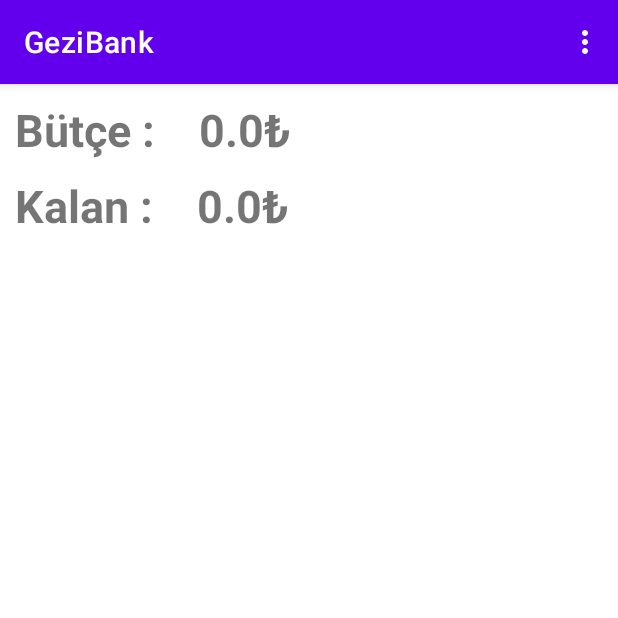
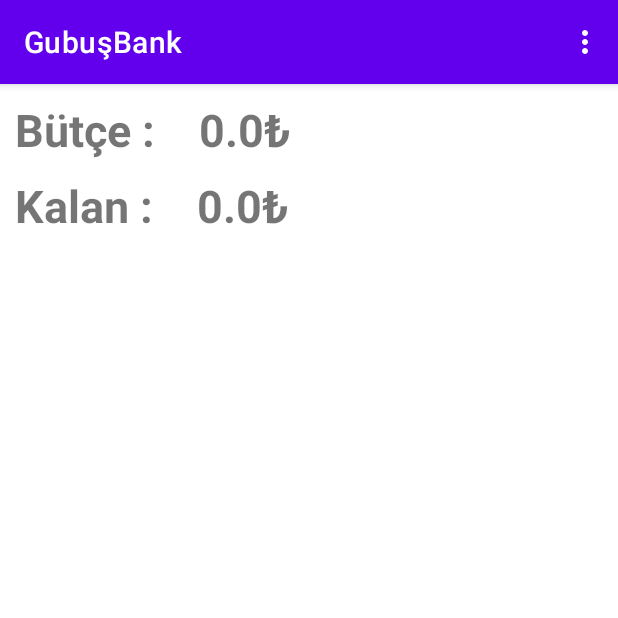
Before and after one commit to ademkocamaz/gezibank, an Android app: the screen it shows after launch (MainActivity), on a phone screen of 412 x 824 dp, the top half of it. Run offline under Robolectric (Android 15) with nearby library versions, the phone set to English and light mode, and no system bars; our stand-ins replace AdMob, Room's generated code.

```diff
--- a/app/src/main/AndroidManifest.xml
+++ b/app/src/main/AndroidManifest.xml
@@ -1,6 +1,5 @@
 <?xml version="1.0" encoding="utf-8"?>
-<manifest xmlns:android="http://schemas.android.com/apk/res/android"
-    package="ademkocamaz.gezibank">
+<manifest xmlns:android="http://schemas.android.com/apk/res/android">
 
     <application
         android:allowBackup="true"
--- a/app/src/main/java/ademkocamaz/gezibank/adapter/RecyclerAdapter.kt
+++ b/app/src/main/java/ademkocamaz/gezibank/adapter/RecyclerAdapter.kt
@@ -7,7 +7,6 @@ import android.content.Intent
 import android.view.LayoutInflater
 import android.view.View
 import android.view.ViewGroup
-import androidx.core.content.ContextCompat.startActivity
 import androidx.recyclerview.widget.RecyclerView
 import kotlinx.android.synthetic.main.recycler_row.view.*
 import java.text.DateFormat
--- a/app/src/main/java/ademkocamaz/gezibank/model/Etkinlik.kt
+++ b/app/src/main/java/ademkocamaz/gezibank/model/Etkinlik.kt
@@ -3,7 +3,6 @@ package ademkocamaz.gezibank.model
 import androidx.room.ColumnInfo
 import androidx.room.Entity
 import androidx.room.PrimaryKey
-import java.sql.Timestamp
 import java.util.*
 
 @Entity
--- a/app/src/main/java/ademkocamaz/gezibank/view/EtkinliklerActivity.kt
+++ b/app/src/main/java/ademkocamaz/gezibank/view/EtkinliklerActivity.kt
@@ -7,8 +7,6 @@ import ademkocamaz.gezibank.model.Etkinlik
 import androidx.appcompat.app.AppCompatActivity
 import android.os.Bundle
 import androidx.recyclerview.widget.LinearLayoutManager
-import androidx.room.Database
-import androidx.room.Room
 import kotlinx.android.synthetic.main.activity_etkinlikler.*
 
 class EtkinliklerActivity : AppCompatActivity() {
--- a/app/src/main/java/ademkocamaz/gezibank/view/MainActivity.kt
+++ b/app/src/main/java/ademkocamaz/gezibank/view/MainActivity.kt
@@ -11,8 +11,8 @@ import android.os.Bundle
 import android.view.Menu
 import android.view.MenuItem
 import androidx.recyclerview.widget.LinearLayoutManager
-import com.google.android.gms.ads.AdRequest
-import com.google.android.gms.ads.MobileAds
+//import com.google.android.gms.ads.AdRequest
+//import com.google.android.gms.ads.MobileAds
 import kotlinx.android.synthetic.main.activity_main.*
 import java.util.*
 
@@ -25,9 +25,9 @@ class MainActivity : AppCompatActivity() {
         super.onCreate(savedInstanceState)
         setContentView(R.layout.activity_main)
 
-        MobileAds.initialize(this)
+        //MobileAds.initialize(this)
 
-        reklamYenile()
+        //reklamYenile()
 
         butceGetir()
         kalaniBul()
@@ -51,10 +51,10 @@ class MainActivity : AppCompatActivity() {
 
     }
 
-    fun reklamYenile(){
+    /*fun reklamYenile(){
         var adRequest = AdRequest.Builder().build()
         main_adView.loadAd(adRequest)
-    }
+    }*/
 
     fun verileriGetir() {
         val liste = GeziBankDatabase(applicationContext).dao().getAll()
@@ -86,7 +86,7 @@ class MainActivity : AppCompatActivity() {
         butceGetir()
         kalaniBul()
         verileriGetir()
-        reklamYenile()
+        //reklamYenile()
         super.onResume()
     }
 
--- a/app/src/main/res/layout/activity_main.xml
+++ b/app/src/main/res/layout/activity_main.xml
@@ -50,17 +50,4 @@
         app:layout_constraintStart_toStartOf="parent"
         app:layout_constraintTop_toBottomOf="@+id/main_recyclerView" />
 
-    <com.google.android.gms.ads.AdView
-        android:id="@+id/main_adView"
-        android:layout_width="match_parent"
-        android:layout_height="wrap_content"
-        android:layout_alignParentBottom="true"
-        android:layout_centerHorizontal="true"
-        app:adSize="BANNER"
-        app:adUnitId="ca-app-pub-2665831721454911/2701319105"
-        app:layout_constraintBottom_toBottomOf="parent"
-        app:layout_constraintEnd_toEndOf="parent"
-        app:layout_constraintStart_toStartOf="parent">
-
-    </com.google.android.gms.ads.AdView>
 </androidx.constraintlayout.widget.ConstraintLayout>
--- a/app/src/main/res/values/strings.xml
+++ b/app/src/main/res/values/strings.xml
@@ -1,5 +1,5 @@
 <resources>
-    <string name="app_name">GeziBank</string>
+    <string name="app_name">GubuşBank</string>
     <string name="string_tum_etkinlikler">Tüm Etkinlikler</string>
     <string name="string_butce_olustur">Bütçe Oluştur</string>
     <string name="string_etkinlik_ekle">Etkinlik Ekle</string>
--- a/build.gradle
+++ b/build.gradle
@@ -5,8 +5,8 @@ buildscript {
         mavenCentral()
     }
     dependencies {
-        classpath "com.android.tools.build:gradle:7.0.0"
-        classpath "org.jetbrains.kotlin:kotlin-gradle-plugin:1.5.21"
+        classpath 'com.android.tools.build:gradle:7.4.2'
+        classpath 'org.jetbrains.kotlin:kotlin-gradle-plugin:1.6.21'
 
         // NOTE: Do not place your application dependencies here; they belong
         // in the individual module build.gradle files
```
Also changed, not shown: app/build.gradle (+6 -5 lines), gradle/wrapper/gradle-wrapper.properties, 3 other files.
